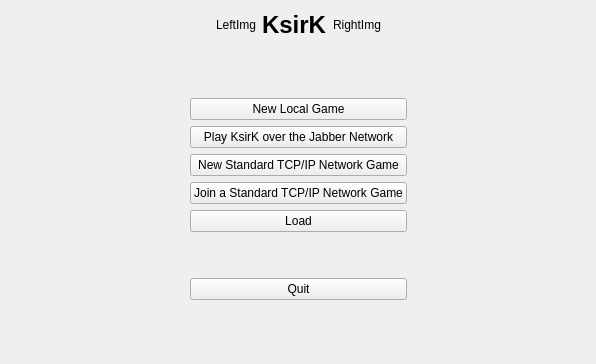
Qt form ksirk/mainMenu.ui (KDE/ksirk) before a commit.
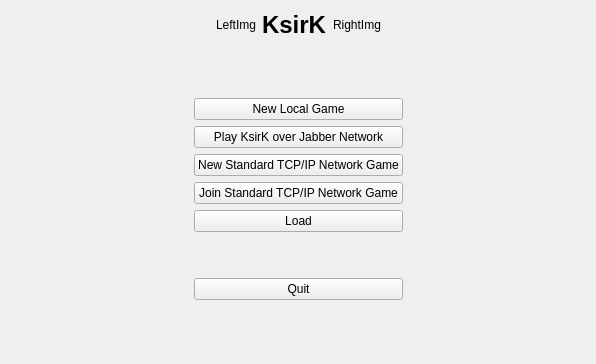
The same form after that commit. Custom widgets are drawn as their Qt base class.

The edit to the form file:
```diff
--- a/ksirk/mainMenu.ui
+++ b/ksirk/mainMenu.ui
@@ -101,7 +101,7 @@
        <item>
         <widget class="KPushButton" name="pbJabberGame" >
          <property name="text" >
-          <string>Play KsirK over the Jabber Network</string>
+          <string>Play KsirK over Jabber Network</string>
          </property>
         </widget>
        </item>
@@ -115,7 +115,7 @@
        <item>
         <widget class="KPushButton" name="pbJoin" >
          <property name="text" >
-          <string>Join a Standard TCP/IP Network Game</string>
+          <string>Join Standard TCP/IP Network Game</string>
          </property>
         </widget>
        </item>
```
